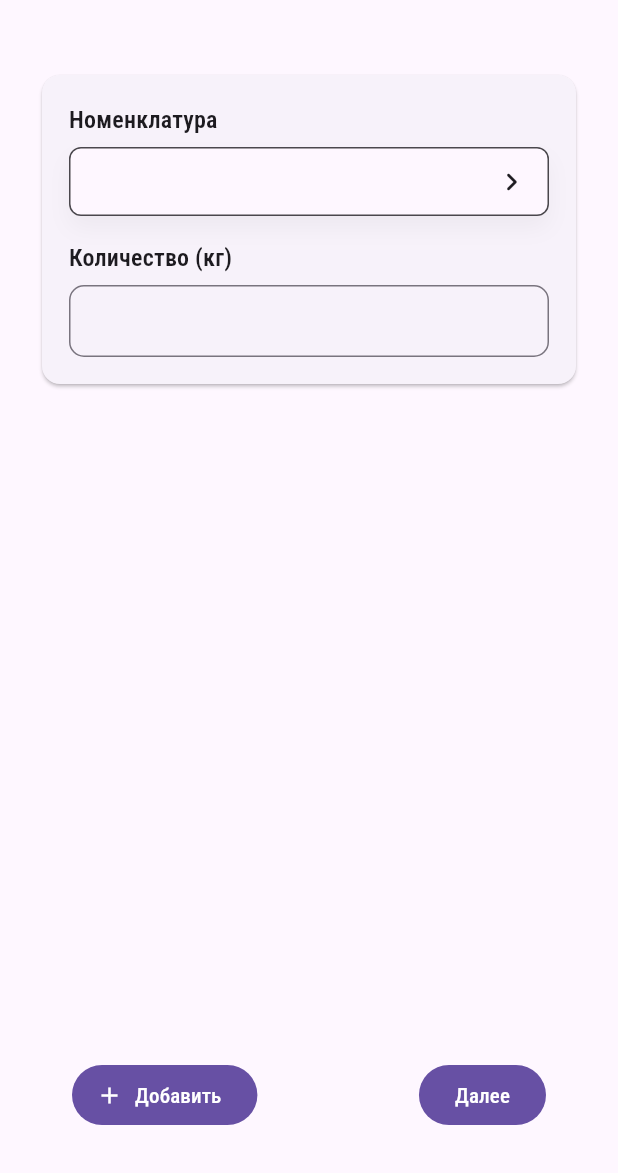
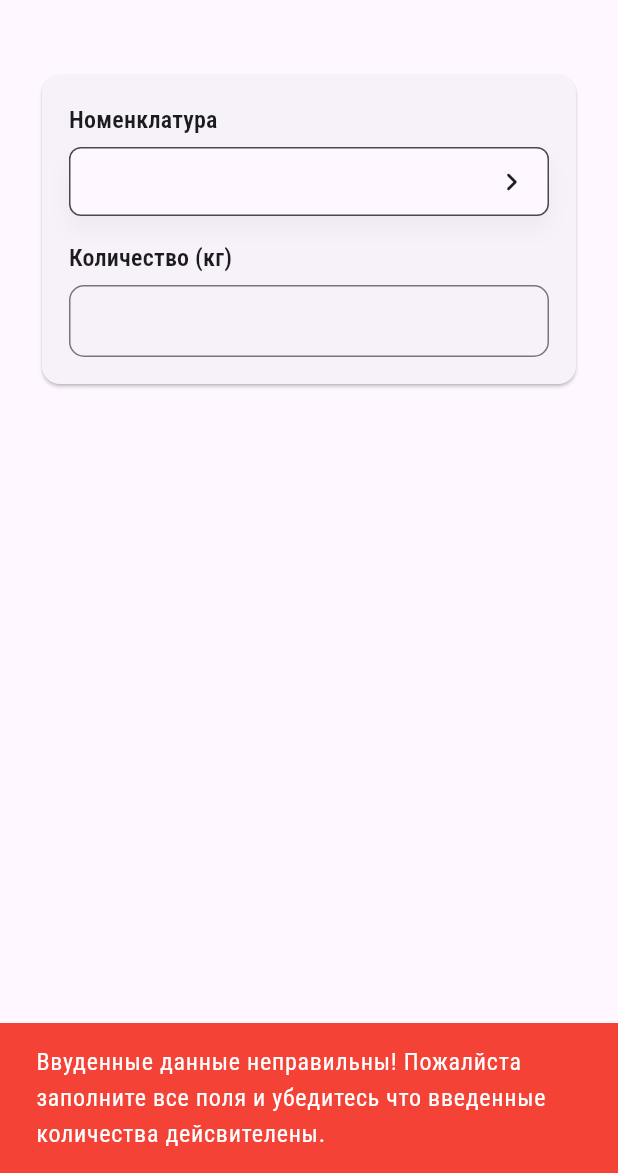
Before and after one commit to sudo-ulmas/jizzakh_organic, a Flutter app: the AddNomenclaturePage screen opened directly with empty values, after a tap on "Далее", on a phone screen of 412 x 824 dp, the part 63-1236 px from its top. Run offline on Flutter 3.47's test engine with Material 2 defaults, Android fonts, the light colour scheme and no system bars; our stand-ins replace bloc, flutter_bloc, freezed_annotation, go_router, google_fonts, hydrated_bloc; generated files the repository leaves out were written again.

Commit message:
feat:(add_nomenclature) implement validation

```diff
--- a/lib/presentation/add_nomenclature/view/add_nomenclature_page.dart
+++ b/lib/presentation/add_nomenclature/view/add_nomenclature_page.dart
@@ -3,6 +3,7 @@ import 'package:flutter_bloc/flutter_bloc.dart';
 import 'package:uboyniy_cex/model/model.dart';
 import 'package:uboyniy_cex/presentation/add_nomenclature/view/cubit/add_nomenclature_cubit.dart';
 import 'package:uboyniy_cex/presentation/presentation.dart';
+import 'package:uboyniy_cex/util/util.dart';
 import 'package:uboyniy_cex/widget/widget.dart';
 
 class AddNomenclaturePage extends StatefulWidget {
@@ -58,7 +59,7 @@ class _AddNomenclaturePageState extends State<AddNomenclaturePage> {
                           ),
                         ),
                       ),
-                      Padding(
+                      Container(
                         padding: const EdgeInsets.fromLTRB(48, 20, 48, 28),
                         child: Row(
                           mainAxisAlignment: MainAxisAlignment.spaceBetween,
@@ -74,7 +75,31 @@ class _AddNomenclaturePageState extends State<AddNomenclaturePage> {
                               label: const Text('Добавить'),
                             ),
                             FilledButton(
-                              onPressed: () {},
+                              onPressed: () {
+                                final isValid = context
+                                    .read<AddNomenclatureCubit>()
+                                    .validate();
+                                if (isValid) {
+                                } else {
+                                  ScaffoldMessenger.of(context).showSnackBar(
+                                    SnackBar(
+                                      content: Column(
+                                        children: [
+                                          Text(
+                                            '''Ввуденные данные неправильны! Пожалйста заполните все поля и убедитесь что введенные количества дейсвителены.''',
+                                            style: context
+                                                .theme.textTheme.bodyLarge
+                                                ?.copyWith(
+                                              color: Colors.white,
+                                            ),
+                                          ),
+                                        ],
+                                      ),
+                                      backgroundColor: Colors.red,
+                                    ),
+                                  );
+                                }
+                              },
                               child: const Text('Далее'),
                             ),
                           ],
--- a/lib/presentation/add_nomenclature/view/cubit/add_nomenclature_cubit.dart
+++ b/lib/presentation/add_nomenclature/view/cubit/add_nomenclature_cubit.dart
@@ -1,5 +1,6 @@
 import 'package:bloc/bloc.dart';
 import 'package:uboyniy_cex/model/model.dart';
+import 'package:uboyniy_cex/util/util.dart';
 
 class AddNomenclatureCubit extends Cubit<List<AnimalPartModel>> {
   AddNomenclatureCubit() : super([AnimalPartModel.empty(0)]);
@@ -35,4 +36,16 @@ class AddNomenclatureCubit extends Cubit<List<AnimalPartModel>> {
 
     emit(newState);
   }
+
+  bool validate() {
+    return state.every((element) {
+      final countingStrategy = element.nomenclature.countingStrategy;
+      final isNomenclatureEmpty = element.nomenclature.id == 0;
+      final isCountValid = countingStrategy == CountingStrategy.weight
+          ? element.count.validateWeightKg
+          : element.count.validateCount;
+
+      return !isNomenclatureEmpty && isCountValid;
+    });
+  }
 }
--- a/lib/presentation/add_nomenclature/view/widget/nomenclature_card.dart
+++ b/lib/presentation/add_nomenclature/view/widget/nomenclature_card.dart
@@ -73,7 +73,9 @@ class _NomenclatureCardState extends State<NomenclatureCard> {
                             context
                                 .read<AddNomenclatureCubit>()
                                 .editNomenclature(
-                                    model, widget.animalPart.listIndex);
+                                  model,
+                                  widget.animalPart.listIndex,
+                                );
                           }
                         });
                       },
--- a/lib/util/extension/string_extension.dart
+++ b/lib/util/extension/string_extension.dart
@@ -3,4 +3,7 @@ extension StringExtension on String {
       isNotEmpty &&
       RegExp(r'^((?![0])[0-9]{1,6}(\.\d{1,4})?$)|([0]{1}(\.\d{1,4}))')
           .hasMatch(this);
+
+  bool get validateCount =>
+      isNotEmpty && RegExp('^(?![0])([0-9]{1,9})').hasMatch(this);
 }
```
